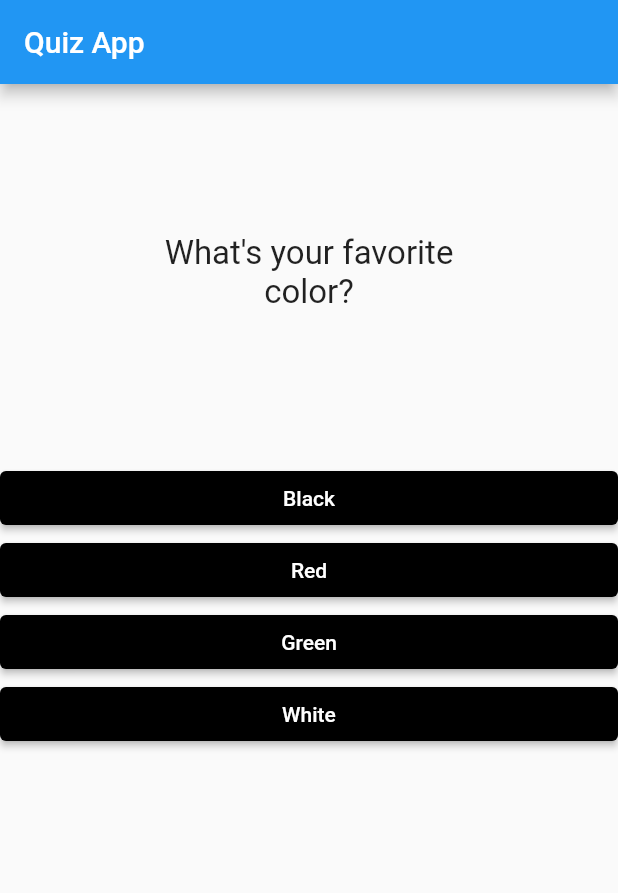
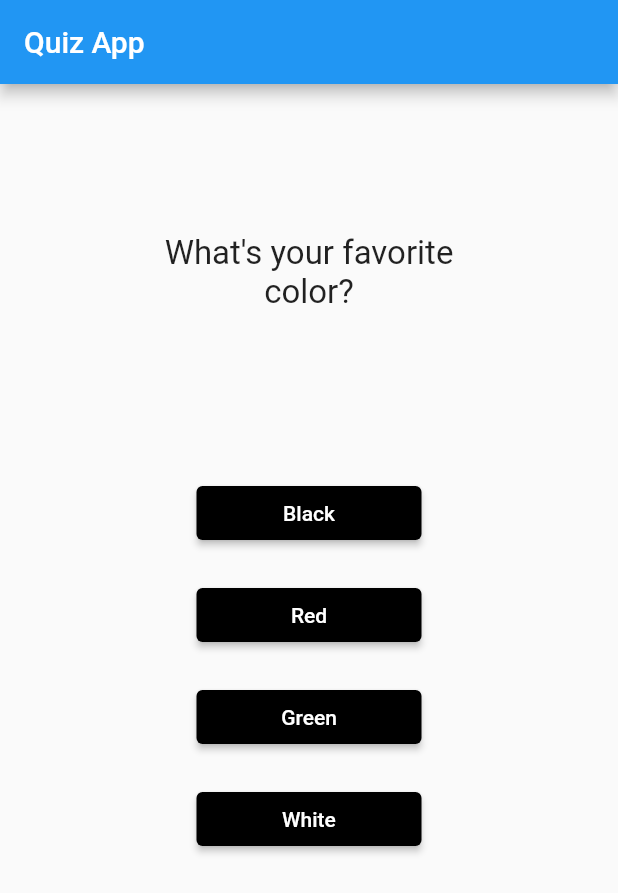
Before and after one commit to selkerdepium/2nd_Quiz, a Flutter app: the screen it shows after launch, on a phone screen of 412 x 824 dp. Shown: the top 893 px of the screen. Run offline on Flutter 3.47's test engine with Material 2 defaults, Android fonts, the phone set to English and light mode, and no system bars.

Commit message:
Button Width Adjusted

```diff
--- a/lib/answer.dart
+++ b/lib/answer.dart
@@ -5,19 +5,20 @@ class Answer extends StatelessWidget {
   final String answerText;
 
   Answer(this.selectHandler, this.answerText);
+
   @override
   Widget build(BuildContext context) {
     return Container(
-      width: double.infinity,
+      width: 150,
+      margin: EdgeInsets.all(10),
       child: ElevatedButton(
-          style: ElevatedButton.styleFrom(
-            foregroundColor: Color.fromARGB(
-                255, 255, 255, 255), // change background color of button
-            backgroundColor:
-                Color.fromARGB(255, 0, 0, 0), // change text color of button
-          ),
-          onPressed: selectHandler,
-          child: Text(answerText)),
+        style: ElevatedButton.styleFrom(
+          foregroundColor: Color.fromARGB(255, 255, 255, 255),
+          backgroundColor: Color.fromARGB(255, 0, 0, 0),
+        ),
+        onPressed: selectHandler,
+        child: Text(answerText),
+      ),
     );
   }
 }
```
